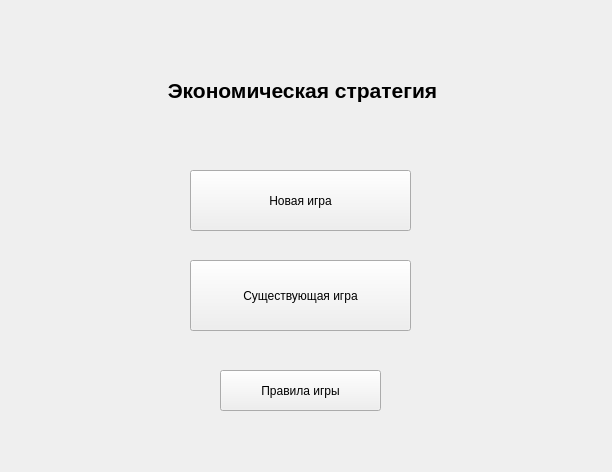
Saham9tka/for_bots, file menu.ui: the form before one commit.
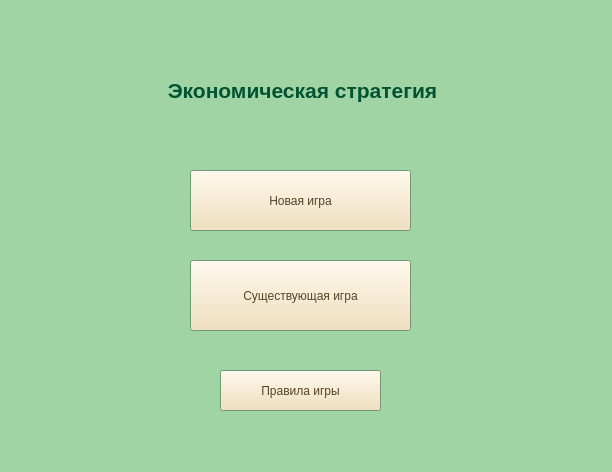
The form after the commit.

Diff of the .ui file:
```diff
--- a/menu.ui
+++ b/menu.ui
@@ -10,6 +10,304 @@
     <height>472</height>
    </rect>
   </property>
+  <property name="palette">
+   <palette>
+    <active>
+     <colorrole role="WindowText">
+      <brush brushstyle="SolidPattern">
+       <color alpha="255">
+        <red>2</red>
+        <green>83</green>
+        <blue>49</blue>
+       </color>
+      </brush>
+     </colorrole>
+     <colorrole role="Button">
+      <brush brushstyle="SolidPattern">
+       <color alpha="255">
+        <red>240</red>
+        <green>221</green>
+        <blue>177</blue>
+       </color>
+      </brush>
+     </colorrole>
+     <colorrole role="Light">
+      <brush brushstyle="SolidPattern">
+       <color alpha="255">
+        <red>255</red>
+        <green>255</green>
+        <blue>255</blue>
+       </color>
+      </brush>
+     </colorrole>
+     <colorrole role="Text">
+      <brush brushstyle="SolidPattern">
+       <color alpha="255">
+        <red>2</red>
+        <green>83</green>
+        <blue>49</blue>
+       </color>
+      </brush>
+     </colorrole>
+     <colorrole role="BrightText">
+      <brush brushstyle="SolidPattern">
+       <color alpha="255">
+        <red>2</red>
+        <green>83</green>
+        <blue>49</blue>
+       </color>
+      </brush>
+     </colorrole>
+     <colorrole role="ButtonText">
+      <brush brushstyle="SolidPattern">
+       <color alpha="255">
+        <red>85</red>
+        <green>69</green>
+        <blue>40</blue>
+       </color>
+      </brush>
+     </colorrole>
+     <colorrole role="Base">
+      <brush brushstyle="SolidPattern">
+       <color alpha="255">
+        <red>215</red>
+        <green>240</green>
+        <blue>209</blue>
+       </color>
+      </brush>
+     </colorrole>
+     <colorrole role="Window">
+      <brush brushstyle="SolidPattern">
+       <color alpha="255">
+        <red>160</red>
+        <green>212</green>
+        <blue>164</blue>
+       </color>
+      </brush>
+     </colorrole>
+     <colorrole role="Highlight">
+      <brush brushstyle="SolidPattern">
+       <color alpha="255">
+        <red>89</red>
+        <green>159</green>
+        <blue>118</blue>
+       </color>
+      </brush>
+     </colorrole>
+     <colorrole role="HighlightedText">
+      <brush brushstyle="SolidPattern">
+       <color alpha="255">
+        <red>211</red>
+        <green>240</green>
+        <blue>191</blue>
+       </color>
+      </brush>
+     </colorrole>
+     <colorrole role="AlternateBase">
+      <brush brushstyle="SolidPattern">
+       <color alpha="255">
+        <red>186</red>
+        <green>223</green>
+        <blue>180</blue>
+       </color>
+      </brush>
+     </colorrole>
+     <colorrole role="ToolTipText">
+      <brush brushstyle="SolidPattern">
+       <color alpha="255">
+        <red>2</red>
+        <green>83</green>
+        <blue>49</blue>
+       </color>
+      </brush>
+     </colorrole>
+    </active>
+    <inactive>
+     <colorrole role="WindowText">
+      <brush brushstyle="SolidPattern">
+       <color alpha="255">
+        <red>2</red>
+        <green>83</green>
+        <blue>49</blue>
+       </color>
+      </brush>
+     </colorrole>
+     <colorrole role="Button">
+      <brush brushstyle="SolidPattern">
+       <color alpha="255">
+        <red>240</red>
+        <green>221</green>
+        <blue>177</blue>
+       </color>
+      </brush>
+     </colorrole>
+     <colorrole role="Light">
+      <brush brushstyle="SolidPattern">
+       <color alpha="255">
+        <red>255</red>
+        <green>255</green>
+        <blue>255</blue>
+       </color>
+      </brush>
+     </colorrole>
+     <colorrole role="Text">
+      <brush brushstyle="SolidPattern">
+       <color alpha="255">
+        <red>2</red>
+        <green>83</green>
+        <blue>49</blue>
+       </color>
+      </brush>
+     </colorrole>
+     <colorrole role="BrightText">
+      <brush brushstyle="SolidPattern">
+       <color alpha="255">
+        <red>2</red>
+        <green>83</green>
+        <blue>49</blue>
+       </color>
+      </brush>
+     </colorrole>
+     <colorrole role="ButtonText">
+      <brush brushstyle="SolidPattern">
+       <color alpha="255">
+        <red>85</red>
+        <green>69</green>
+        <blue>40</blue>
+       </color>
+      </brush>
+     </colorrole>
+     <colorrole role="Base">
+      <brush brushstyle="SolidPattern">
+       <color alpha="255">
+        <red>215</red>
+        <green>240</green>
+        <blue>209</blue>
+       </color>
+      </brush>
+     </colorrole>
+     <colorrole role="Window">
+      <brush brushstyle="SolidPattern">
+       <color alpha="255">
+        <red>160</red>
+        <green>212</green>
+        <blue>164</blue>
+       </color>
+      </brush>
+     </colorrole>
+     <colorrole role="Highlight">
+      <brush brushstyle="SolidPattern">
+       <color alpha="255">
+        <red>89</red>
+        <green>159</green>
+        <blue>118</blue>
+       </color>
+      </brush>
+     </colorrole>
+     <colorrole role="HighlightedText">
+      <brush brushstyle="SolidPattern">
+       <color alpha="255">
+        <red>211</red>
+        <green>240</green>
+        <blue>191</blue>
+       </color>
+      </brush>
+     </colorrole>
+     <colorrole role="AlternateBase">
+      <brush brushstyle="SolidPattern">
+       <color alpha="255">
+        <red>186</red>
+        <green>223</green>
+        <blue>180</blue>
+       </color>
+      </brush>
+     </colorrole>
+     <colorrole role="ToolTipText">
+      <brush brushstyle="SolidPattern">
+       <color alpha="255">
+        <red>2</red>
+        <green>83</green>
+        <blue>49</blue>
+       </color>
+      </brush>
+     </colorrole>
+    </inactive>
+    <disabled>
+     <colorrole role="Button">
+      <brush brushstyle="SolidPattern">
+       <color alpha="255">
+        <red>240</red>
+        <green>221</green>
+        <blue>177</blue>
+       </color>
+      </brush>
+     </colorrole>
+     <colorrole role="Light">
+      <brush brushstyle="SolidPattern">
+       <color alpha="255">
+        <red>255</red>
+        <green>255</green>
+        <blue>255</blue>
+       </color>
+      </brush>
+     </colorrole>
+     <colorrole role="BrightText">
+      <brush brushstyle="SolidPattern">
+       <color alpha="255">
+        <red>2</red>
+        <green>83</green>
+        <blue>49</blue>
+       </color>
+      </brush>
+     </colorrole>
+     <colorrole role="Base">
+      <brush brushstyle="SolidPattern">
+       <color alpha="255">
+        <red>160</red>
+        <green>212</green>
+        <blue>164</blue>
+       </color>
+      </brush>
+     </colorrole>
+     <colorrole role="Window">
+      <brush brushstyle="SolidPattern">
+       <color alpha="255">
+        <red>160</red>
+        <green>212</green>
+        <blue>164</blue>
+       </color>
+      </brush>
+     </colorrole>
+     <colorrole role="HighlightedText">
+      <brush brushstyle="SolidPattern">
+       <color alpha="255">
+        <red>211</red>
+        <green>240</green>
+        <blue>191</blue>
+       </color>
+      </brush>
+     </colorrole>
+     <colorrole role="AlternateBase">
+      <brush brushstyle="SolidPattern">
+       <color alpha="255">
+        <red>186</red>
+        <green>223</green>
+        <blue>180</blue>
+       </color>
+      </brush>
+     </colorrole>
+     <colorrole role="ToolTipText">
+      <brush brushstyle="SolidPattern">
+       <color alpha="255">
+        <red>2</red>
+        <green>83</green>
+        <blue>49</blue>
+       </color>
+      </brush>
+     </colorrole>
+    </disabled>
+   </palette>
+  </property>
   <property name="windowTitle">
    <string>Form</string>
   </property>
```
